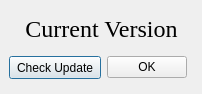
Before: the Qt Designer form ui/about-dialog.ui in haiwen/seadrive-gui, drawn with Qt 5.
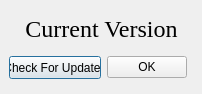
After: the same form once the commit is applied.

Commit message: Fixed about-dialog.ui: use unix line ending

What changed in the file:
```diff
--- a/ui/about-dialog.ui
+++ b/ui/about-dialog.ui
@@ -140,7 +140,7 @@
         </size>
        </property>
        <property name="text">
-        <string>Check Update</string>
+        <string>Check For Updates</string>
        </property>
       </widget>
      </item>
```
